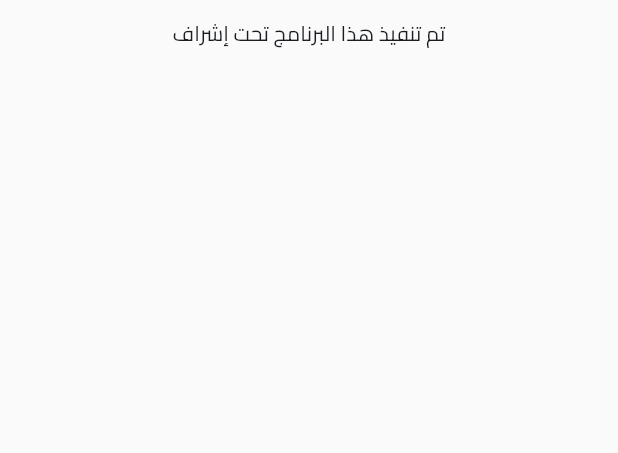
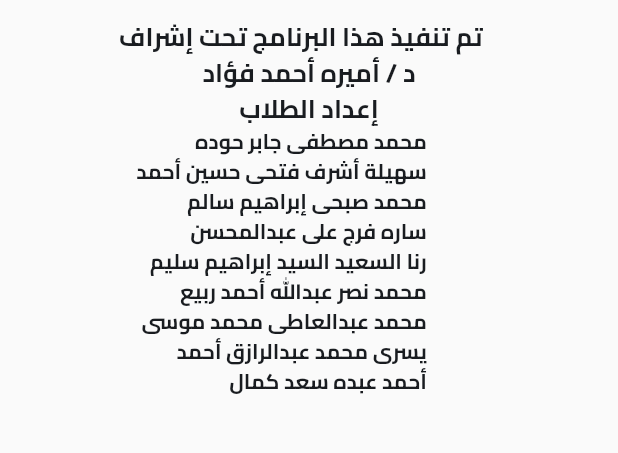
Before and after one commit to Ahmed-Lotfy5853/signeducation, a Flutter app: the AboutView screen opened by its route, on a phone screen of 412 x 824 dp, the part 325-778 px from its top. Run offline on Flutter 3.47's test engine with Material 3 defaults, Android fonts, the phone set to English and light mode, and no system bars; our stand-ins replace animated_splash_screen, fluttertoast, shared_preferences; accounts and stored records are empty.

Commit message:
finished app

```diff
--- a/lib/features/Dawer/about.dart
+++ b/lib/features/Dawer/about.dart
@@ -1,3 +1,4 @@
+
 import 'package:flutter/material.dart';
 import 'package:signeducation/core/resources/assets.dart';
 import 'package:signeducation/core/responsive_and_adaptive/responsive.dart';
@@ -25,7 +26,29 @@ class AboutView extends StatelessWidget {
                 backgroundImage: const AssetImage(ImageManager.logo),
               ),
             ),
-            const Text('تم تنفيذ هذا البرنامج تحت إشراف')
+             Text('   تم تنفيذ هذا البرنامج تحت إشراف  ',
+                style: TextStyle(fontWeight: FontWeight.bold,fontSize: getTextSize(context).scale(17)),
+                textDirection: TextDirection.rtl,
+                textAlign: TextAlign.center,),
+             Text('د / أميره أحمد فؤاد',style: TextStyle(fontWeight: FontWeight.bold,fontSize: getTextSize(context).scale(17)),
+                textDirection: TextDirection.rtl, textAlign: TextAlign.center),
+             Text('إعداد الطلاب',style: TextStyle(fontWeight: FontWeight.bold,fontSize: getTextSize(context).scale(17)),
+                textDirection: TextDirection.rtl, textAlign: TextAlign.center),
+             Text(
+              '''
+            محمد مصطفى جابر حوده
+            سهيلة أشرف فتحى حسين أحمد
+            محمد صبحى إبراهيم سالم
+            ساره فرج على عبدالمحسن
+            رنا السعيد السيد إبراهيم سليم
+            محمد نصر عبدالله أحمد ربيع
+            محمد عبدالعاطى محمد موسى
+            يسرى محمد عبدالرازق أحمد
+            أحمد عبده سعد كمال''',
+              textDirection: TextDirection.rtl,
+              textAlign: TextAlign.justify,
+              style: TextStyle(fontWeight: FontWeight.bold,fontSize: getTextSize(context).scale(14))
+            )
           ],
         ),
       ),
--- a/lib/features/bottom_naviagtor/view/components/custom_listTile.dart
+++ b/lib/features/bottom_naviagtor/view/components/custom_listTile.dart
@@ -1,12 +1,11 @@
-// ignore: file_names
 import 'package:flutter/material.dart';
 import 'package:signeducation/core/responsive_and_adaptive/responsive.dart';
 
- customListTile(Icon icon,String text,context)
+ Widget customListTile(Icon icon,String text,context)
 {
   return Card(margin: EdgeInsets.symmetric(
     horizontal: getWidth(context)*0.02,
     vertical: getHeight(context)*0.002,
     ),
-    child: ListTile(leading: icon,title: Text(text),),);
+    child: ListTile(leading: icon,title: Text(text,textDirection: TextDirection.rtl,),),);
 }
--- a/lib/features/bottom_naviagtor/view/components/level_item.dart
+++ b/lib/features/bottom_naviagtor/view/components/level_item.dart
@@ -22,7 +22,7 @@ class LevelItem extends StatelessWidget {
         onTap: () {
           SharedPreference.getStringList(SharedPreference.checkLevel).then((value) {
             // check if len of list  = null
-            int length = value?.length??0 ;
+            int length = value.length ;
             if (levelCategories == Levels.easy) {
               provider.currentItem(3);
             } else if (levelCategories == Levels.medium) {
@@ -32,7 +32,7 @@ class LevelItem extends StatelessWidget {
             } else if (levelCategories == Levels.hard) {
               length >= 7
                   ? provider.currentItem(5)
-                  : toast('يجب عليك ان إجتياز المستوى السهل والمتوسط أولا',context);
+                  : toast('يجب عليك ان إجتياز المستوى المتوسط أولا',context);
             }
           });
         },
--- a/lib/features/bottom_naviagtor/view/pages/bottom_navigator_view.dart
+++ b/lib/features/bottom_naviagtor/view/pages/bottom_navigator_view.dart
@@ -78,7 +78,7 @@ class BottomNavigationView extends StatelessWidget {
                         leading: iconsDrawe[index],
                       ),
                     ),
-                separatorBuilder: (_, int index) => Divider(),
+                separatorBuilder: (_, int index) =>const Divider(),
                 itemCount: 3),
           ),
         ),
--- a/lib/features/categories/view/components/category_item.dart
+++ b/lib/features/categories/view/components/category_item.dart
@@ -1,6 +1,5 @@
 import 'package:flutter/material.dart';
 import 'package:signeducation/core/local_data/shared_preferenc.dart';
-import 'package:signeducation/core/navigation/route_path.dart';
 import 'package:signeducation/core/resources/enums.dart';
 import 'package:signeducation/features/categories/models/category_item_model.dart';
 
@@ -20,7 +19,7 @@ class CategoryItem extends StatelessWidget {
     var provider = providerItemSelected(context);
     return InkWell(
       onTap: () {
-        print('Category');
+
         //check if element is existed before or not
         // set data ,then go lesson screen
         SharedPreference.addValue(
```
Also changed, not shown: lib/core/navigation/app_route.dart (+8 -6 lines), lib/core/resources/constants.dart (+13 -1 lines), lib/features/bottom_naviagtor/view/pages/inside_pages/help_view.dart (+13 -9 lines), lib/features/lesson/view/pages/lesson_view.dart (+12 -8 lines), lib/main.dart (+5 -6 lines), pubspec.yaml (+10 -3 lines), pubspec.lock, 51 other files.
